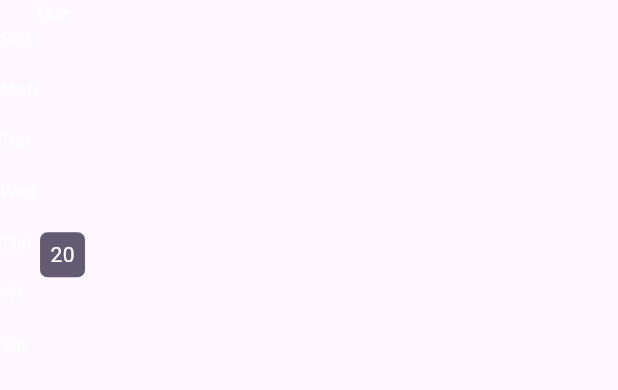
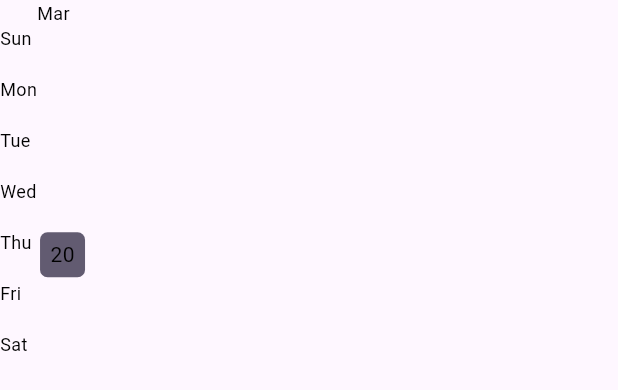
Before and after one commit to yoyoszarek/Ta-Da-App, a Flutter app: the MyHeatMap widget shown alone on an empty page, opened directly with empty values, on a phone screen of 412 x 824 dp. Shown: the top 390 px of the screen. Run offline on Flutter 3.47's test engine with Material 3 defaults, Android fonts, the phone set to English and light mode, and no system bars; drawn by our look-alikes of flutter_heatmap_calendar; our stand-ins replace flutter_slidable, isar, shared_preferences; accounts and stored records are empty; generated files the repository leaves out were written again.

Commit message:
Update my_heat_map.dart (adding black text if in light mode)

```diff
--- a/lib/components/my_heat_map.dart
+++ b/lib/components/my_heat_map.dart
@@ -19,7 +19,7 @@ class MyHeatMap extends StatelessWidget{
       datasets: datasets,
       colorMode: ColorMode.color,
       defaultColor: Theme.of(context).colorScheme.secondary,
-      textColor: Colors.white,
+      textColor: Theme.of(context).brightness == Brightness.dark ? Colors.white : Colors.black,
       showColorTip: false,
       showText: true,
       scrollable: true,
```
